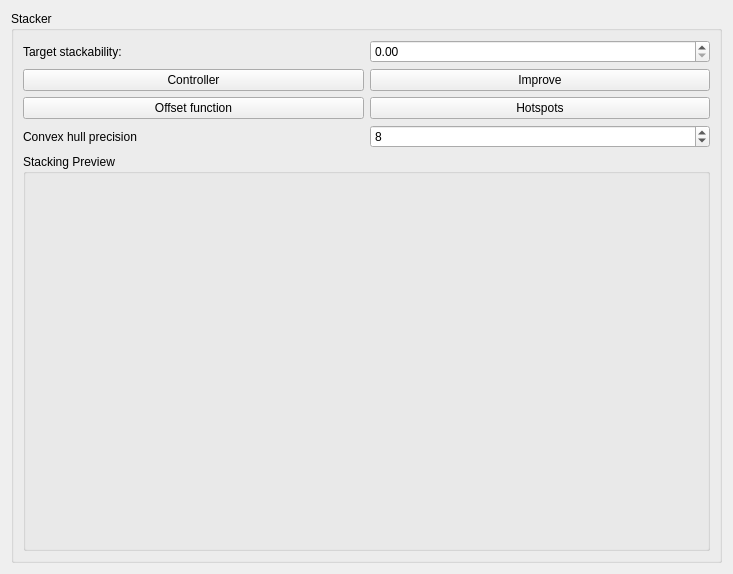
Before: the Qt Designer form Stacker/StackerWidget.ui in HonghuaLi/stacker, drawn with Qt 5.
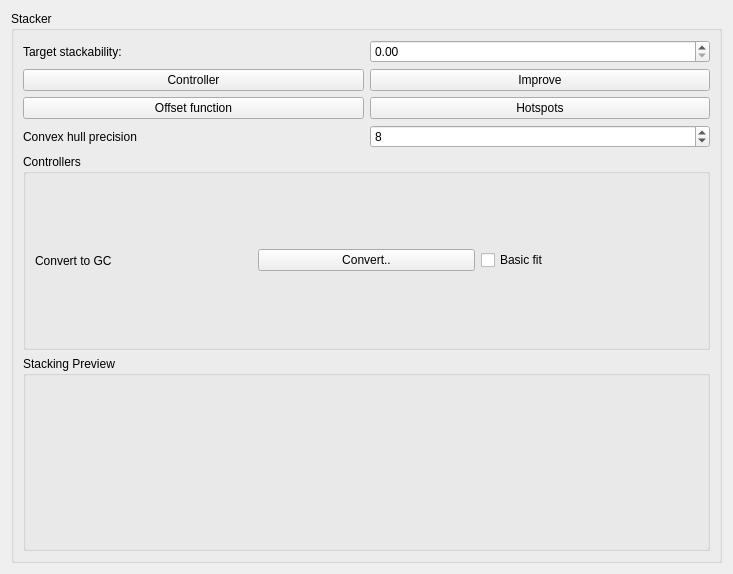
After: the same form once the commit is applied.

The edit to the form file:
```diff
--- a/Stacker/StackerWidget.ui
+++ b/Stacker/StackerWidget.ui
@@ -58,7 +58,7 @@
         </property>
        </widget>
       </item>
-      <item row="6" column="0" colspan="2">
+      <item row="7" column="0" colspan="2">
        <widget class="QGroupBox" name="previewBox">
         <property name="title">
          <string>Stacking Preview</string>
@@ -86,6 +86,36 @@
         </property>
        </widget>
       </item>
+      <item row="6" column="0" colspan="2">
+       <widget class="QGroupBox" name="groupBox_2">
+        <property name="title">
+         <string>Controllers</string>
+        </property>
+        <layout class="QHBoxLayout" name="horizontalLayout">
+         <item>
+          <widget class="QLabel" name="label_3">
+           <property name="text">
+            <string>Convert to GC</string>
+           </property>
+          </widget>
+         </item>
+         <item>
+          <widget class="QPushButton" name="convertToGC">
+           <property name="text">
+            <string>Convert..</string>
+           </property>
+          </widget>
+         </item>
+         <item>
+          <widget class="QCheckBox" name="basicFitGC">
+           <property name="text">
+            <string>Basic fit</string>
+           </property>
+          </widget>
+         </item>
+        </layout>
+       </widget>
+      </item>
      </layout>
     </widget>
    </item>
```
